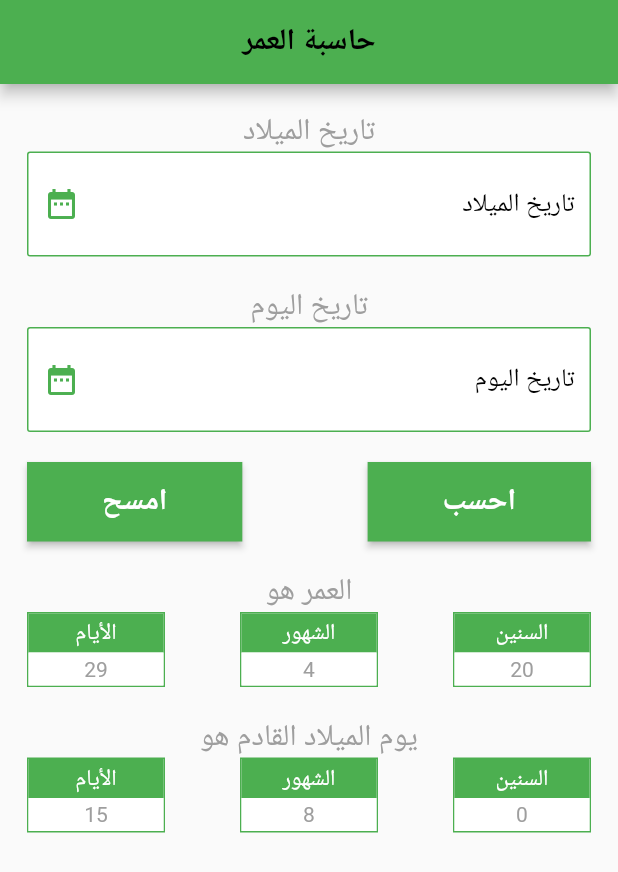
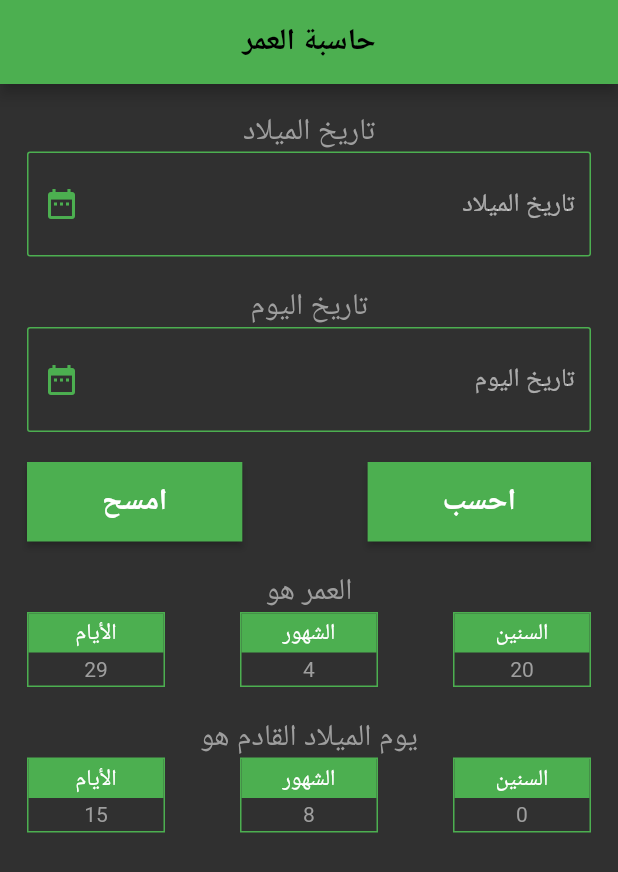
Before and after one commit to Mohamed-G2021/Age-Calculater, a Flutter app: the screen it shows after launch, on a phone screen of 412 x 824 dp. Shown: the top 872 px of the screen. Run offline on Flutter 3.47's test engine with Material 2 defaults, Android fonts, the phone set to English and light mode, and no system bars.

Commit message:
fixed some errors with theme

```diff
--- a/lib/main.dart
+++ b/lib/main.dart
@@ -4,7 +4,7 @@ import 'package:flutter/rendering.dart';
 void main() {
   return runApp(MaterialApp(
     theme: ThemeData(
-      brightness: Brightness.light,
+      brightness: Brightness.dark,
       primaryColor: Colors.green,
       primarySwatch: Colors.lightGreen,
     ),
@@ -106,7 +106,6 @@ class DateContainer extends StatelessWidget {
     return Container(
         width: 500,
         decoration: BoxDecoration(
-            color: Colors.white,
             border: Border.all(color: Theme.of(context).primaryColor),
             borderRadius: BorderRadius.circular(2)),
         child: Padding(
@@ -189,7 +188,6 @@ class DateBox extends StatelessWidget {
               ))),
           Container(
               width: 90,
-              color: Colors.white,
               child: Center(
                   child: Padding(
                 padding: const EdgeInsets.all(3.0),
@@ -233,12 +231,13 @@ class DateText extends StatelessWidget {
   @override
   Widget build(BuildContext context) {
     return TextField(
+        readOnly: true,
         controller: editDate,
         textAlign: TextAlign.right,
         decoration: InputDecoration(
             border: InputBorder.none,
             hintText: hintText,
-            hintStyle: TextStyle(color: Colors.black, fontSize: 17),
+            hintStyle: TextStyle(fontSize: 17),
             icon: Icon(
               Icons.date_range,
               color: Theme.of(context).primaryColor,
```
